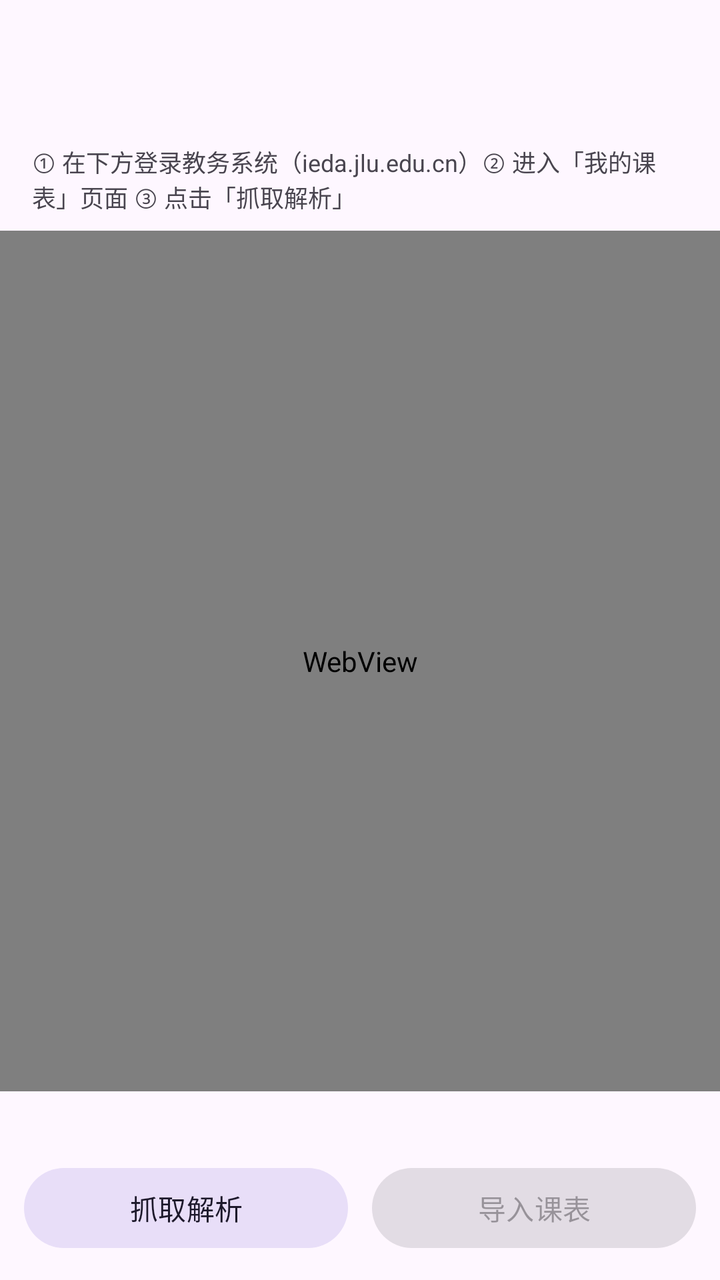
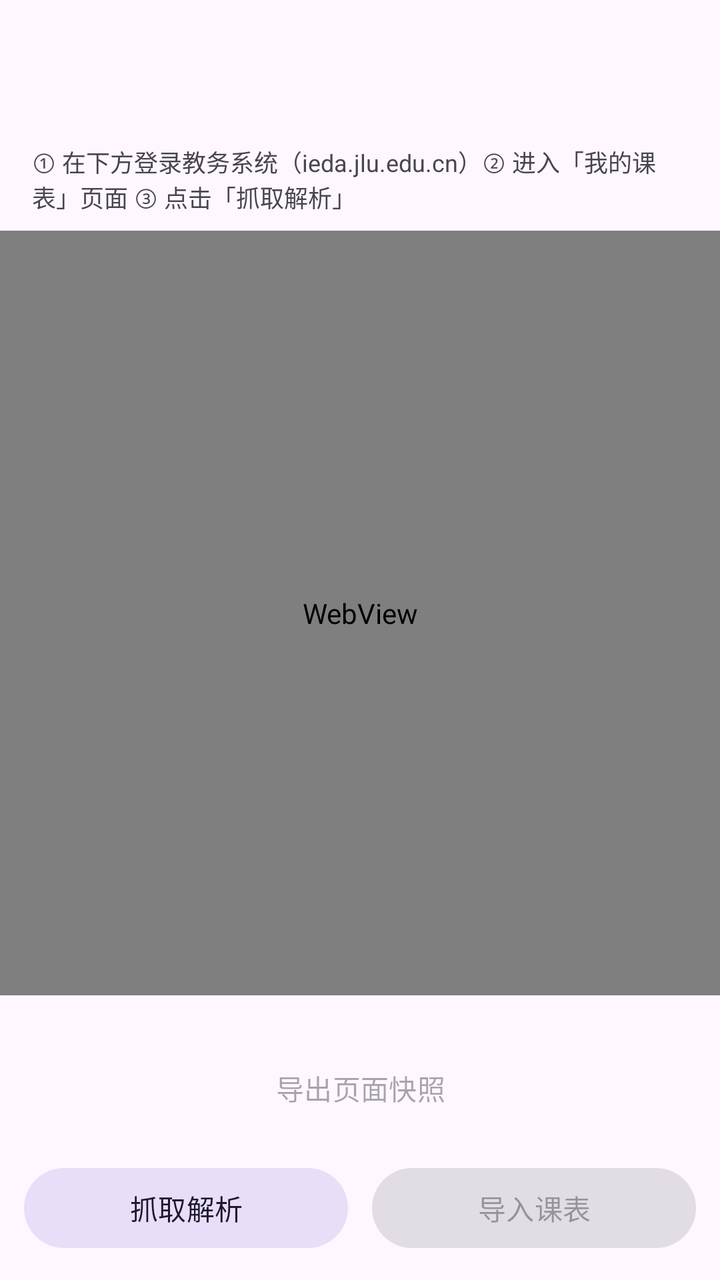

An Android layout rendered at two revisions. The XML below is the earlier revision; the diff shows what the commit changed to produce the second picture.
<!-- AndroidManifest.xml: application theme Theme.ClassSchedule -->
<!-- res/layout/activity_import.xml -->
<?xml version="1.0" encoding="utf-8"?>
<LinearLayout xmlns:android="http://schemas.android.com/apk/res/android"
    xmlns:app="http://schemas.android.com/apk/res-auto"
    android:layout_width="match_parent"
    android:layout_height="match_parent"
    android:orientation="vertical">

    <com.google.android.material.appbar.AppBarLayout
        android:layout_width="match_parent"
        android:layout_height="wrap_content"
        android:fitsSystemWindows="true">

        <com.google.android.material.appbar.MaterialToolbar
            android:id="@+id/import_toolbar"
            android:layout_width="match_parent"
            android:layout_height="?attr/actionBarSize"
            android:navigationIcon="?attr/homeAsUpIndicator"
            android:title="@string/import_title" />
    </com.google.android.material.appbar.AppBarLayout>

    <TextView
        android:layout_width="match_parent"
        android:layout_height="wrap_content"
        android:paddingStart="16dp"
        android:paddingEnd="16dp"
        android:paddingTop="8dp"
        android:paddingBottom="8dp"
        android:text="@string/import_hint"
        android:textColor="?attr/colorOnSurfaceVariant"
        android:textSize="12sp" />

    <WebView
        android:id="@+id/import_webview"
        android:layout_width="match_parent"
        android:layout_height="0dp"
        android:layout_weight="1" />

    <TextView
        android:id="@+id/import_status"
        android:layout_width="match_parent"
        android:layout_height="wrap_content"
        android:paddingStart="16dp"
        android:paddingEnd="16dp"
        android:paddingTop="6dp"
        android:textColor="?attr/colorOnSurfaceVariant"
        android:textSize="12sp" />

    <LinearLayout
        android:layout_width="match_parent"
        android:layout_height="wrap_content"
        android:orientation="horizontal"
        android:padding="12dp">

        <com.google.android.material.button.MaterialButton
            android:id="@+id/btn_import_parse"
            style="@style/Widget.Material3.Button.TonalButton"
            android:layout_width="0dp"
            android:layout_height="wrap_content"
            android:layout_weight="1"
            android:text="@string/import_action_parse" />

        <com.google.android.material.button.MaterialButton
            android:id="@+id/btn_import_apply"
            android:layout_width="0dp"
            android:layout_height="wrap_content"
            android:layout_marginStart="12dp"
            android:layout_weight="1"
            android:enabled="false"
            android:text="@string/import_action_apply" />
    </LinearLayout>
</LinearLayout>
<!-- resources referenced by this layout -->
<resources>
  <string name="import_action_apply">导入课表</string>
  <string name="import_action_parse">抓取解析</string>
  <string name="import_hint">① 在下方登录教务系统（ieda.jlu.edu.cn）② 进入「我的课表」页面 ③ 点击「抓取解析」</string>
  <string name="import_title">从教务导入</string>
  <style name="Theme.ClassSchedule" parent="Theme.Material3.DayNight.NoActionBar" />
</resources>

<!-- the commit's change to res/layout/activity_import.xml (unified diff, before → after) -->
@@ -45,6 +45,16 @@
         android:textColor="?attr/colorOnSurfaceVariant"
         android:textSize="12sp" />
 
+    <com.google.android.material.button.MaterialButton
+        android:id="@+id/btn_import_snapshot"
+        style="@style/Widget.Material3.Button.TextButton"
+        android:layout_width="match_parent"
+        android:layout_height="wrap_content"
+        android:layout_marginStart="12dp"
+        android:layout_marginEnd="12dp"
+        android:enabled="false"
+        android:text="@string/import_export_snapshot" />
+
     <LinearLayout
         android:layout_width="match_parent"
         android:layout_height="wrap_content"
<!-- resource entries referenced after the edit -->
@@ -2,6 +2,7 @@
 <resources>
   <string name="import_action_apply">导入课表</string>
   <string name="import_action_parse">抓取解析</string>
+  <string name="import_export_snapshot">导出页面快照</string>
   <string name="import_hint">① 在下方登录教务系统（ieda.jlu.edu.cn）② 进入「我的课表」页面 ③ 点击「抓取解析」</string>
   <string name="import_title">从教务导入</string>
   <style name="Theme.ClassSchedule" parent="Theme.Material3.DayNight.NoActionBar" />
